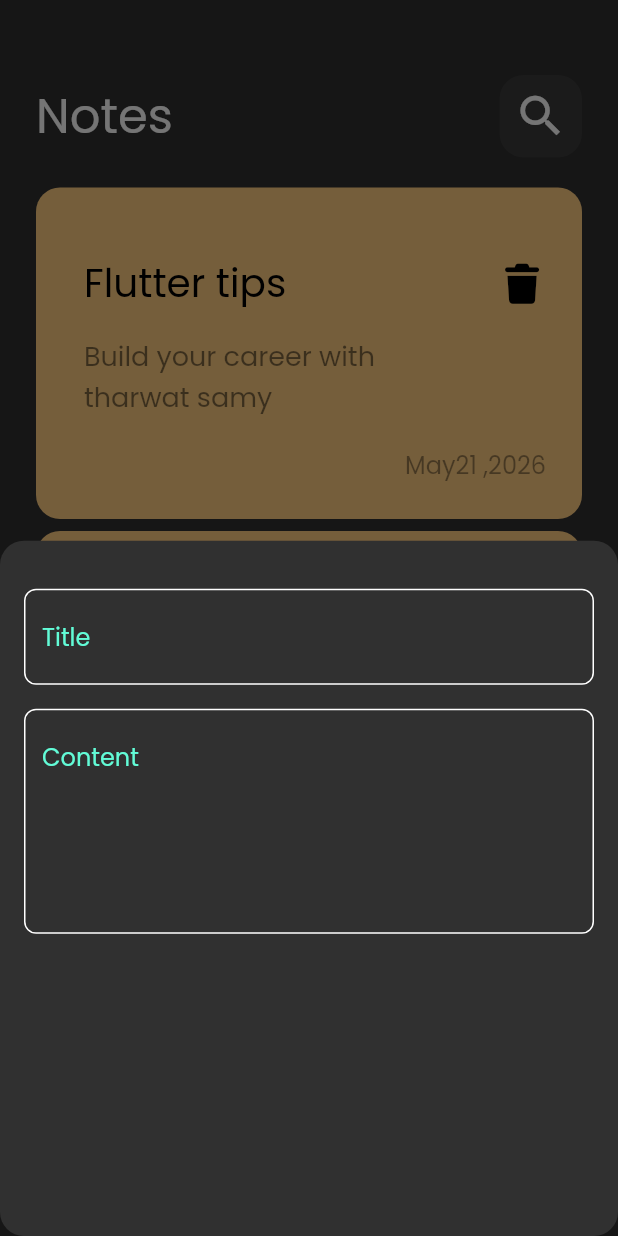
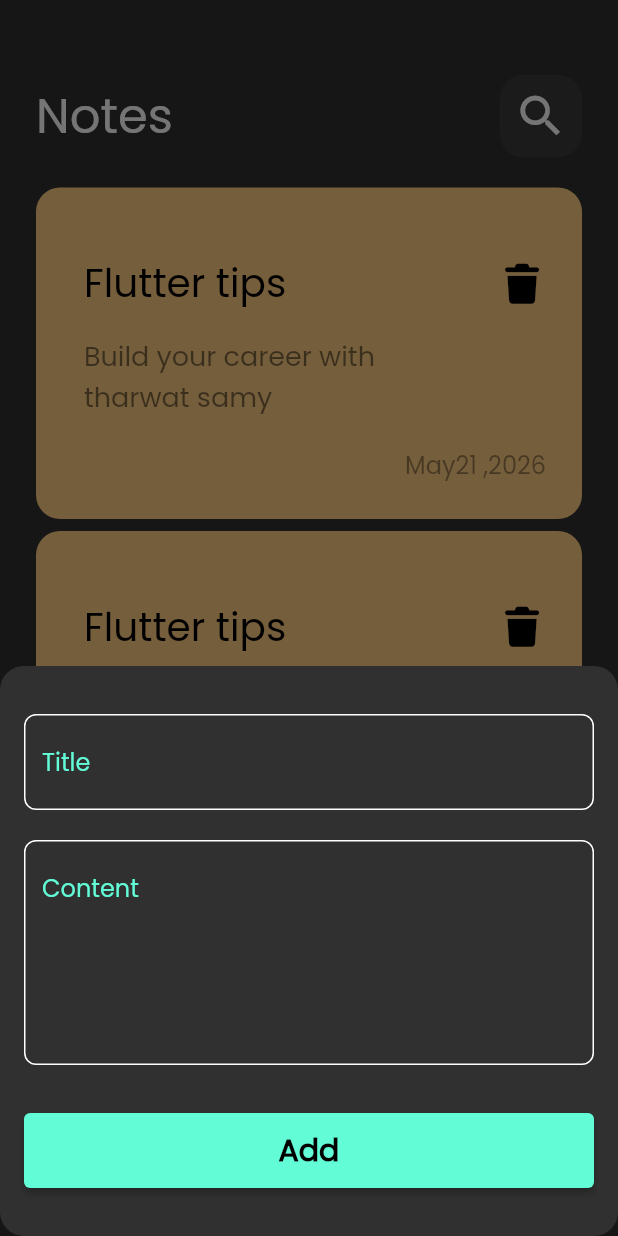
Before and after one commit to saeed-talaat/notes_app, a Flutter app: the screen it shows after launch, after a tap on the "add" icon, on a phone screen of 412 x 824 dp. Run offline on Flutter 3.47's test engine with Material 3 defaults, Android fonts, the phone set to English and light mode, and no system bars; our stand-ins replace font_awesome_flutter.

Commit message:
finsh add note bottom sheet

```diff
--- a/lib/views/notes_view.dart
+++ b/lib/views/notes_view.dart
@@ -12,12 +12,18 @@
       floatingActionButton: FloatingActionButton(
         onPressed: () {
           showModalBottomSheet(
+            isScrollControlled: true,
             shape: RoundedRectangleBorder(
               borderRadius: BorderRadiusGeometry.circular(16),
             ),
             context: context,
             builder: (context) {
-              return const AddNoteBottmSheet();
+              return Padding(
+                padding: EdgeInsets.only(
+                  bottom: MediaQuery.of(context).viewInsets.bottom,
+                ),
+                child: const AddNoteBottmSheet(),
+              );
             },
           );
         },
--- a/lib/widgets/add_note_bottom_sheet.dart
+++ b/lib/widgets/add_note_bottom_sheet.dart
@@ -1,4 +1,5 @@
 import 'package:flutter/material.dart';
+import 'package:notes_pp/constants.dart';
 import 'package:notes_pp/widgets/custom_text_field.dart';
 
 class AddNoteBottmSheet extends StatelessWidget {
@@ -8,16 +9,57 @@
   Widget build(BuildContext context) {
     return Padding(
       padding: const EdgeInsets.symmetric(horizontal: 16),
-      child: Column(
-        children: [
-        const  SizedBox(
-            height: 32,
-          ),
-          CustomTextField(hintText: 'Title',),
-          SizedBox(height: 16,),
-          CustomTextField(hintText: 'Content' , maxLines: 5,)
-        ],
+      child: SingleChildScrollView(
+        child: Column(
+          mainAxisSize: MainAxisSize.min,
+          children: [
+            const SizedBox(
+              height: 32,
+            ),
+            const CustomTextField(
+              hintText: 'Title',
+            ),
+            const SizedBox(
+              height: 20,
+            ),
+            const CustomTextField(
+              hintText: 'Content',
+              maxLines: 5,
+            ),
+             const SizedBox(
+              height: 32,
+            ),
+            const CustomBottom(),
+             const SizedBox(
+              height: 32,
+            ),
+
+          ],
+        ),
       ),
     );
   }
 }
+
+class CustomBottom extends StatelessWidget {
+  const CustomBottom({Key? key}) : super(key: key);
+
+  @override
+  Widget build(BuildContext context) {
+    return ElevatedButton(
+      style: ElevatedButton.styleFrom(
+        backgroundColor: kPrimaryColor,
+        minimumSize: Size(MediaQuery.of(context).size.width, 50),
+      ),
+      onPressed: () {},
+      child: Text(
+        'Add',
+        style: TextStyle(
+          color: Colors.black,
+          fontSize: 20,
+          fontWeight: FontWeight.bold,
+        ),
+      ),
+    );
+  }
+}
```
